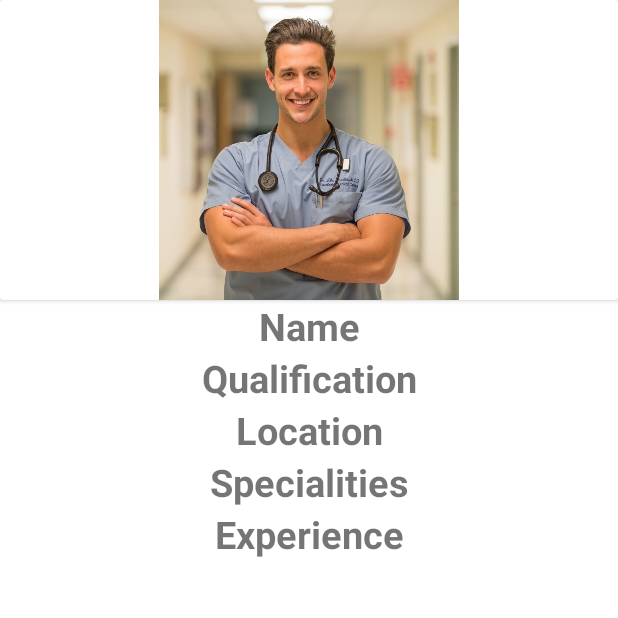
After one commit to foram-patel-0201/Doctor-Buddy, an Android app: the drProfile screen opened directly, with no data from a screen before it, on a phone screen of 412 x 824 dp, the top half of it. The commit adds this screen. Run offline under Robolectric (Android 15) with nearby library versions, the phone set to English and light mode, and no system bars.

Commit message:
Doctor Profile added

```diff
--- /dev/null
+++ b/app/src/main/java/com/tatvaalife/doctorbuddy/drProfile.java
@@ -0,0 +1,14 @@
+package com.tatvaalife.doctorbuddy;
+
+import androidx.appcompat.app.AppCompatActivity;
+
+import android.os.Bundle;
+
+public class drProfile extends AppCompatActivity {
+
+    @Override
+    protected void onCreate(Bundle savedInstanceState) {
+        super.onCreate(savedInstanceState);
+        setContentView(R.layout.activity_dr_profile);
+    }
+}
--- /dev/null
+++ b/app/src/main/res/layout/activity_dr_profile.xml
@@ -0,0 +1,69 @@
+<?xml version="1.0" encoding="utf-8"?>
+<LinearLayout xmlns:android="http://schemas.android.com/apk/res/android"
+    xmlns:app="http://schemas.android.com/apk/res-auto"
+    xmlns:tools="http://schemas.android.com/tools"
+    android:layout_width="match_parent"
+    android:layout_height="match_parent"
+    android:orientation="vertical"
+    tools:context=".drProfile">
+
+    <androidx.cardview.widget.CardView
+        android:layout_width="match_parent"
+        android:layout_height="wrap_content"
+        android:layout_gravity="center_horizontal">
+
+        <ImageView
+            android:layout_width="200dp"
+            android:layout_height="200dp"
+            android:layout_gravity="center"
+            android:src="@drawable/dr"/>
+
+    </androidx.cardview.widget.CardView>
+
+    <TextView
+        android:layout_width="match_parent"
+        android:layout_height="wrap_content"
+        android:text="Name"
+        android:textSize="25dp"
+        android:textStyle="bold"
+        android:gravity="center"/>
+
+
+    <TextView
+        android:layout_width="match_parent"
+        android:layout_height="wrap_content"
+        android:text="Qualification"
+        android:textSize="25dp"
+        android:textStyle="bold"
+        android:gravity="center"/>
+
+
+
+    <TextView
+        android:layout_width="match_parent"
+        android:layout_height="wrap_content"
+        android:textSize="25dp"
+        android:textStyle="bold"
+        android:text="Location"
+        android:gravity="center"/>
+
+
+
+    <TextView
+        android:layout_width="match_parent"
+        android:layout_height="wrap_content"
+        android:textSize="25dp"
+        android:textStyle="bold"
+        android:text="Specialities"
+        android:gravity="center"/>
+
+
+    <TextView
+        android:layout_width="match_parent"
+        android:layout_height="wrap_content"
+        android:text="Experience"
+        android:textSize="25dp"
+        android:textStyle="bold"
+        android:gravity="center"/>
+
+</LinearLayout>
```
Also changed, not shown: app/src/main/AndroidManifest.xml (+5 -4 lines), app/src/main/java/com/tatvaalife/doctorbuddy/MainActivity.java (+11 -0 lines), app/src/main/res/layout/activity_main.xml (+18 -12 lines), app/src/main/res/drawable/dr.jpg (added).
